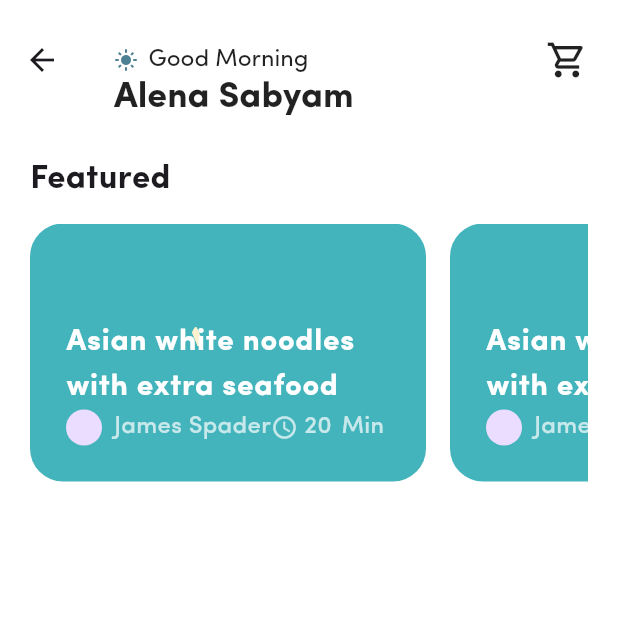
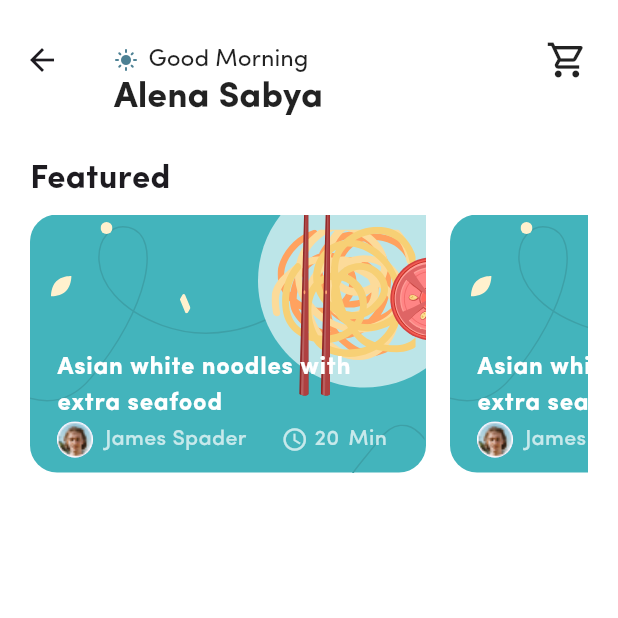
Before and after one commit to Odejide-Oluwafemi/Recipe-App, a Flutter app: the HomePage screen opened by its route, on a phone screen of 412 x 824 dp, the top half of it. Run offline on Flutter 3.47's test engine with Material 3 defaults, Android fonts, the phone set to English and light mode, and no system bars; our stand-ins replace flutter_svg.

Commit message:
HomePage: featured section

```diff
--- a/lib/screens/home_page.dart
+++ b/lib/screens/home_page.dart
@@ -33,7 +33,7 @@ class HomePage extends StatelessWidget {
               ],
             ),
             Text(
-              "Alena Sabyam",
+              "Alena Sabya",
               style: TextStyle(
                 fontSize: 24,
                 color: Colors.black87,
@@ -65,16 +65,6 @@ class HomePage extends StatelessWidget {
                     )),
                   ],
                 ),
-                // SingleChildScrollView(
-                //   child: Row(
-                //     children: [
-                //       ...List.generate(
-                //         5,
-                //         (index) => SingleTile(titleText: "Featured"),
-                //       ),
-                //     ],
-                //   ),
-                // ),
               ],
             ),
           ),
--- a/lib/widgets/section.dart
+++ b/lib/widgets/section.dart
@@ -16,7 +16,7 @@ class Section extends StatelessWidget {
   Widget build(BuildContext context) {
     return Column(
       crossAxisAlignment: CrossAxisAlignment.start,
-      spacing: 14,
+      spacing: 8,
       children: [
         Row(
           mainAxisAlignment: MainAxisAlignment.spaceBetween,
--- a/lib/widgets/single_card.dart
+++ b/lib/widgets/single_card.dart
@@ -10,9 +10,8 @@ class SingleCard extends StatelessWidget {
     return Container(
       width: 264,
       height: 172,
-      padding: EdgeInsets.symmetric(vertical: 16, horizontal: 8),
       decoration: BoxDecoration(
-        borderRadius: BorderRadius.circular(22),
+        borderRadius: BorderRadius.circular(18),
         color: AppColors.brandPrimary,
       ),
       child: Stack(
@@ -20,40 +19,125 @@ class SingleCard extends StatelessWidget {
           Positioned(
             top: 53,
             left: 100,
-            child: SvgPicture.asset(
-              "assets/card/Rectangle 346.svg",
+            child: SvgPicture.asset("assets/card/Rectangle 346.svg"),
           ),
+          Positioned(
+            top: 3,
+            child: SvgPicture.asset("assets/card/Vector 1.svg"),
           ),
+          Positioned(
+            top: 0,
+            right: 0,
+            child: SvgPicture.asset("assets/card/Vector.svg"),
+          ),
+          Positioned(
+            top: 41,
+            left: 14,
+            child: SvgPicture.asset("assets/card/Ellipse 80.svg"),
+          ),
+          Positioned(
+            top: 5,
+            left: 47,
+            child: SvgPicture.asset("assets/card/Ellipse 78.svg"),
+          ),
+          Positioned(
+            top: 140,
+            left: 210,
+            child: SvgPicture.asset("assets/card/Vector 3.svg"),
+          ),
+          Positioned(
+            top: 10.15,
+            left: 165.03,
+            child: SvgPicture.asset("assets/card/Spag-1.svg"),
+          ),
+          Positioned(
+            top: 10.15,
+            left: 161.03,
+            child: SvgPicture.asset("assets/card/Group.svg"),
+          ),
+          Positioned(
+            top: 8.15,
+            left: 168.03,
+            child: SvgPicture.asset("assets/card/Spag-2.svg"),
+          ),
+          Positioned(
+            top: -3,
+            left: 179.45,
+            child: SvgPicture.asset("assets/card/Chopstick.svg"),
+          ),
+          Positioned(
+            top: -3,
+            left: 193.85,
+            child: SvgPicture.asset("assets/card/Chopstick.svg"),
+          ),
+          Positioned(
+            top: 19.72,
+            left: 231.37,
+            child: SvgPicture.asset("assets/card/Group-1.svg"),
+          ),
+
           Container(
             alignment: Alignment.bottomCenter,
+            child: Padding(
+              padding: const EdgeInsets.all(2.0),
               child: ListTile(
+
                 title: Text(
                   "Asian white noodles with extra seafood",
+                  maxLines: 2,
+                  overflow: TextOverflow.ellipsis,
+                  textScaler: TextScaler.linear(0.9),
                   style: TextStyle(
-                  fontSize: 20,
+                    fontSize: 18,
                     fontWeight: FontWeight.bold,
                     color: Colors.white,
                   ),
                 ),
+
                 subtitle: Row(
                   mainAxisAlignment: MainAxisAlignment.spaceBetween,
                   children: [
                     Row(
                       spacing: 8,
                       children: [
-                      CircleAvatar(radius: 12,),
-                      Text("James Spader", style: TextStyle(color: Colors.white70, fontSize: 16, fontWeight: FontWeight.w500),),
+                        CircleAvatar(
+                          radius: 12,
+                          backgroundImage: AssetImage("assets/card/profile.png"),
+                        ),
+                        Text(
+                          "James Spader",
+                          style: TextStyle(
+                            color: Colors.white70,
+                            fontSize: 16,
+                            fontWeight: FontWeight.w500,
+                          ),
+                          textScaler: TextScaler.linear(0.9),
+                        ),
                       ],
                     ),
 
                     Row(
                       spacing: 4,
                       children: [
-                      Icon(Icons.watch_later_outlined, color: Colors.white70, size: 18,),
-                      Text("20 Min", style: TextStyle(color: Colors.white70, wordSpacing: 2, fontSize: 16, fontWeight: FontWeight.w500),),
-                    ]
+                        Icon(
+                          Icons.watch_later_outlined,
+                          color: Colors.white70,
+                          size: 18,
+                        ),
+                        Text(
+                          "20 Min",
+                          style: TextStyle(
+                            color: Colors.white70,
+                            wordSpacing: 2,
+                            fontSize: 16,
+                            fontWeight: FontWeight.w500,
+                          ),
+                          textScaler: TextScaler.linear(0.9),
                         ),
                       ],
+                    ),
+                  ],
+                ),
               ),
             ),
           ),
```
Also changed, not shown: assets/card/Chopstick.svg (added), assets/card/Spag-1.svg (added), assets/card/Spag-2.svg (added), assets/card/Spag.svg (added), assets/card/Vector 3.svg (added), assets/card/profile.png (added). Lines whose indentation alone changed are shown as unchanged.
